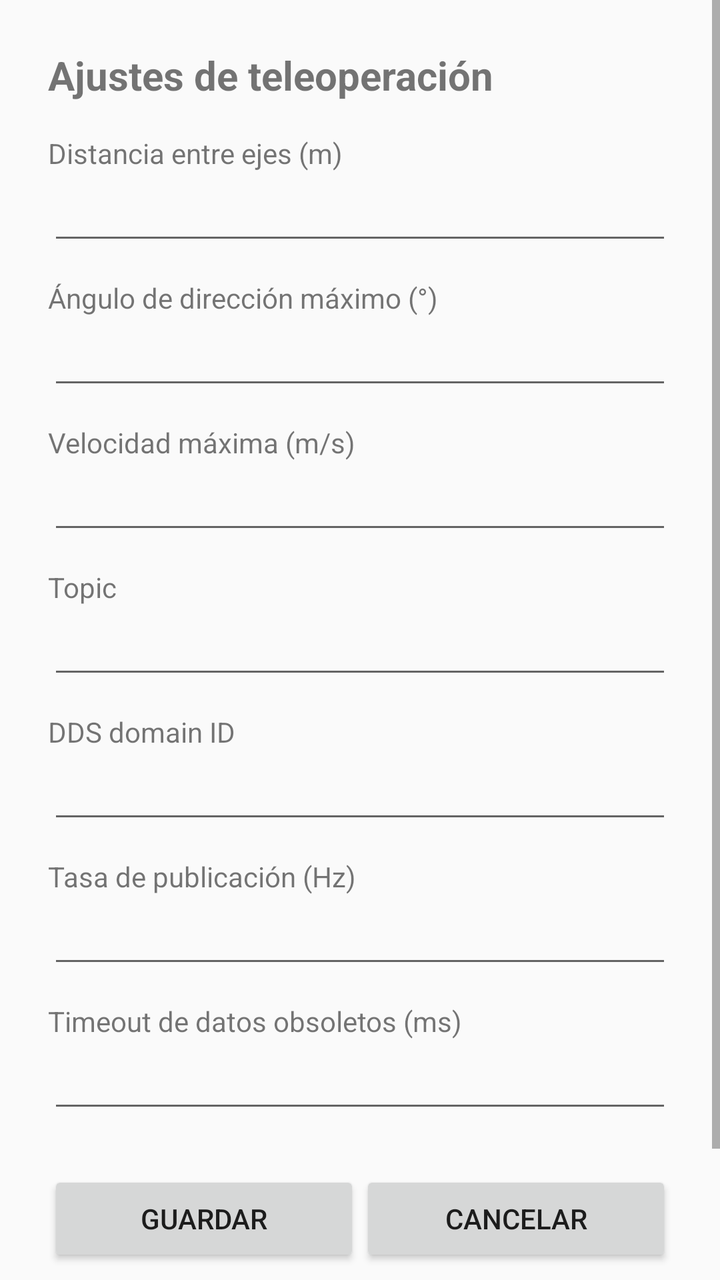
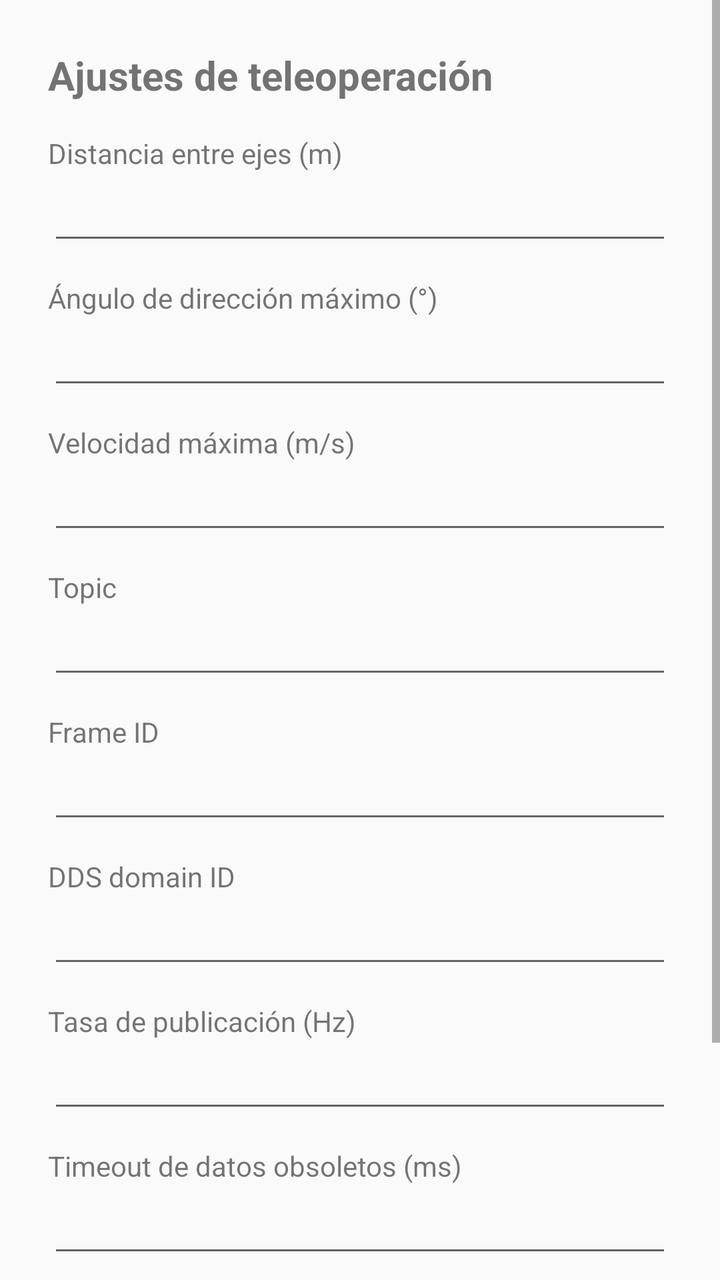

Compare the two renders of this Android layout. The source of the first and the diff that turns it into the second are given below.
<!-- AndroidManifest.xml: application theme Theme.SiyiMk15Teleop -->
<!-- res/layout/activity_settings.xml -->
<?xml version="1.0" encoding="utf-8"?>
<ScrollView xmlns:android="http://schemas.android.com/apk/res/android"
    android:layout_width="match_parent"
    android:layout_height="match_parent">

    <LinearLayout
        android:layout_width="match_parent"
        android:layout_height="wrap_content"
        android:orientation="vertical"
        android:padding="24dp">

        <TextView
            android:layout_width="wrap_content"
            android:layout_height="wrap_content"
            android:text="@string/settings_title"
            android:textSize="20sp"
            android:textStyle="bold" />

        <TextView
            android:layout_width="wrap_content"
            android:layout_height="wrap_content"
            android:layout_marginTop="16dp"
            android:text="@string/settings_label_wheelbase" />
        <EditText
            android:id="@+id/wheelbaseInput"
            android:layout_width="match_parent"
            android:layout_height="wrap_content"
            android:inputType="numberDecimal|numberSigned" />

        <TextView
            android:layout_width="wrap_content"
            android:layout_height="wrap_content"
            android:layout_marginTop="12dp"
            android:text="@string/settings_label_max_steer" />
        <EditText
            android:id="@+id/maxSteerInput"
            android:layout_width="match_parent"
            android:layout_height="wrap_content"
            android:inputType="numberDecimal|numberSigned" />

        <TextView
            android:layout_width="wrap_content"
            android:layout_height="wrap_content"
            android:layout_marginTop="12dp"
            android:text="@string/settings_label_max_speed" />
        <EditText
            android:id="@+id/maxSpeedInput"
            android:layout_width="match_parent"
            android:layout_height="wrap_content"
            android:inputType="numberDecimal|numberSigned" />

        <TextView
            android:layout_width="wrap_content"
            android:layout_height="wrap_content"
            android:layout_marginTop="12dp"
            android:text="@string/settings_label_topic" />
        <EditText
            android:id="@+id/topicNameInput"
            android:layout_width="match_parent"
            android:layout_height="wrap_content"
            android:inputType="text" />

        <TextView
            android:layout_width="wrap_content"
            android:layout_height="wrap_content"
            android:layout_marginTop="12dp"
            android:text="@string/settings_label_domain_id" />
        <EditText
            android:id="@+id/domainIdInput"
            android:layout_width="match_parent"
            android:layout_height="wrap_content"
            android:inputType="number" />

        <TextView
            android:layout_width="wrap_content"
            android:layout_height="wrap_content"
            android:layout_marginTop="12dp"
            android:text="@string/settings_label_publish_rate" />
        <EditText
            android:id="@+id/publishRateInput"
            android:layout_width="match_parent"
            android:layout_height="wrap_content"
            android:inputType="number" />

        <TextView
            android:layout_width="wrap_content"
            android:layout_height="wrap_content"
            android:layout_marginTop="12dp"
            android:text="@string/settings_label_stale_timeout" />
        <EditText
            android:id="@+id/staleTimeoutInput"
            android:layout_width="match_parent"
            android:layout_height="wrap_content"
            android:inputType="number" />

        <LinearLayout
            android:layout_width="match_parent"
            android:layout_height="wrap_content"
            android:layout_marginTop="24dp"
            android:orientation="horizontal">

            <Button
                android:id="@+id/saveButton"
                android:layout_width="0dp"
                android:layout_height="wrap_content"
                android:layout_weight="1"
                android:text="@string/settings_save" />

            <Button
                android:id="@+id/cancelButton"
                android:layout_width="0dp"
                android:layout_height="wrap_content"
                android:layout_weight="1"
                android:text="@string/settings_cancel" />
        </LinearLayout>

        <Button
            android:id="@+id/restoreDefaultsButton"
            android:layout_width="match_parent"
            android:layout_height="wrap_content"
            android:layout_marginTop="8dp"
            android:text="@string/settings_restore_defaults" />

    </LinearLayout>
</ScrollView>
<!-- resources referenced by this layout -->
<resources>
  <string name="settings_cancel">Cancelar</string>
  <string name="settings_label_domain_id">DDS domain ID</string>
  <string name="settings_label_max_speed">Velocidad máxima (m/s)</string>
  <string name="settings_label_max_steer">Ángulo de dirección máximo (°)</string>
  <string name="settings_label_publish_rate">Tasa de publicación (Hz)</string>
  <string name="settings_label_stale_timeout">Timeout de datos obsoletos (ms)</string>
  <string name="settings_label_topic">Topic</string>
  <string name="settings_label_wheelbase">Distancia entre ejes (m)</string>
  <string name="settings_restore_defaults">Restaurar valores por defecto</string>
  <string name="settings_save">Guardar</string>
  <string name="settings_title">Ajustes de teleoperación</string>
  <style name="Theme.SiyiMk15Teleop" parent="Theme.AppCompat.DayNight.NoActionBar" />
</resources>

<!-- the commit's change to res/layout/activity_settings.xml (unified diff, before → after) -->
@@ -56,6 +56,17 @@
             android:text="@string/settings_label_topic" />
         <EditText
             android:id="@+id/topicNameInput"
+            android:layout_width="match_parent"
+            android:layout_height="wrap_content"
+            android:inputType="text" />
+
+        <TextView
+            android:layout_width="wrap_content"
+            android:layout_height="wrap_content"
+            android:layout_marginTop="12dp"
+            android:text="@string/settings_label_frame_id" />
+        <EditText
+            android:id="@+id/frameIdInput"
             android:layout_width="match_parent"
             android:layout_height="wrap_content"
             android:inputType="text" />
<!-- resource entries referenced after the edit -->
@@ -2,6 +2,7 @@
 <resources>
   <string name="settings_cancel">Cancelar</string>
   <string name="settings_label_domain_id">DDS domain ID</string>
+  <string name="settings_label_frame_id">Frame ID</string>
   <string name="settings_label_max_speed">Velocidad máxima (m/s)</string>
   <string name="settings_label_max_steer">Ángulo de dirección máximo (°)</string>
   <string name="settings_label_publish_rate">Tasa de publicación (Hz)</string>
